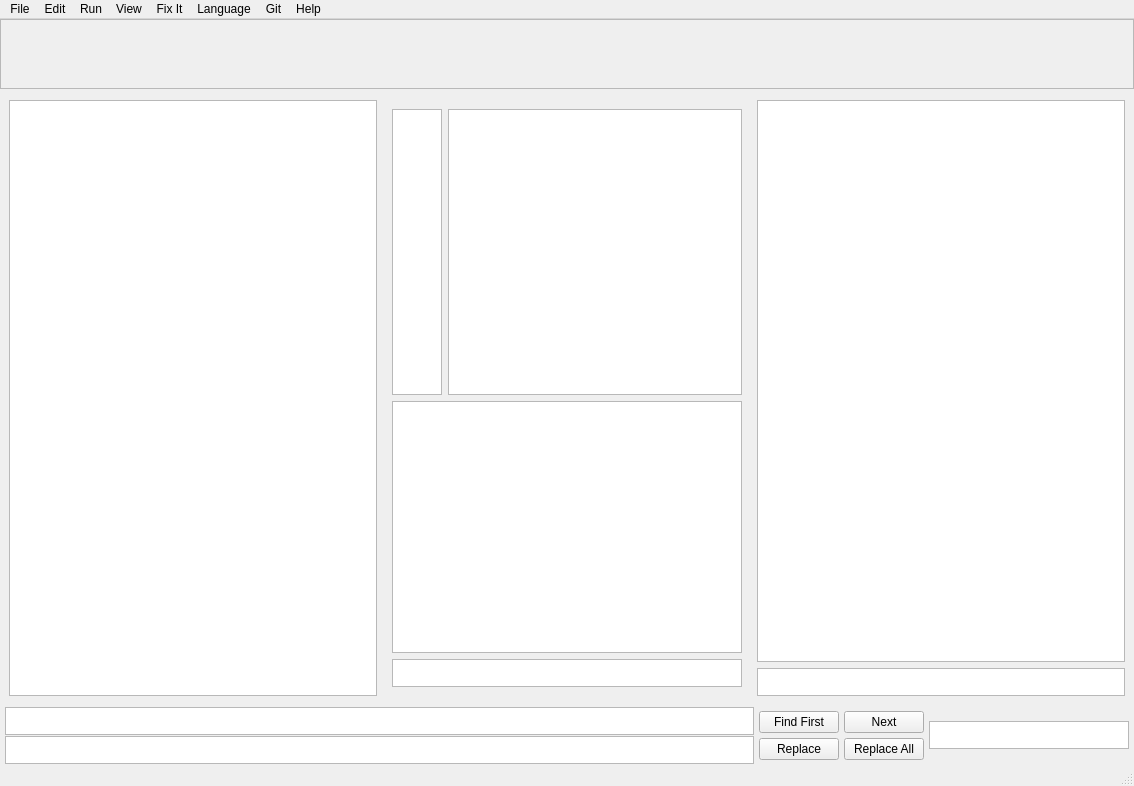
Above: mainwindow.ui from AdamJosephMather/CodeWizard before the change. Below: the same form after it.
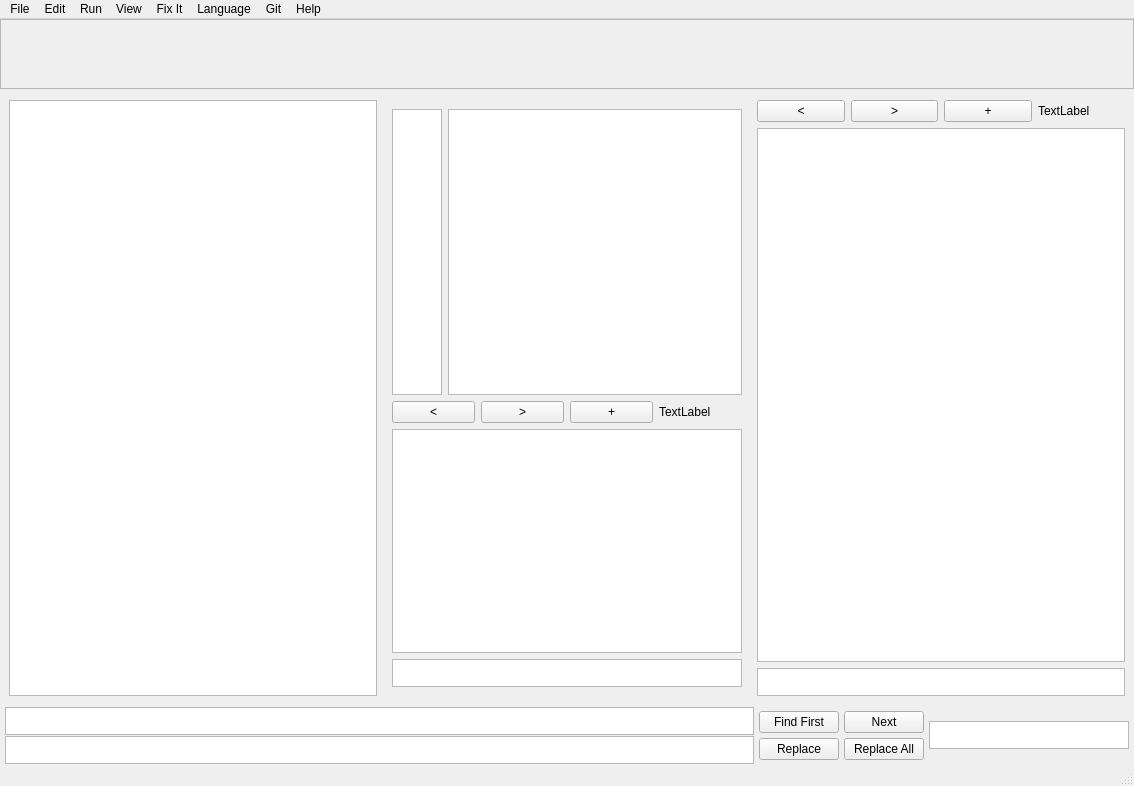
That is the form after the change. Custom widgets are drawn as their Qt base class.

```diff
--- a/mainwindow.ui
+++ b/mainwindow.ui
@@ -149,6 +149,44 @@
             </item>
             <item>
              <layout class="QVBoxLayout" name="verticalLayout_8">
+              <item>
+               <layout class="QHBoxLayout" name="horizontalLayout_6">
+                <item>
+                 <widget class="QPushButton" name="prevTerm2">
+                  <property name="text">
+                   <string>&lt;</string>
+                  </property>
+                 </widget>
+                </item>
+                <item>
+                 <widget class="QPushButton" name="nextTerm2">
+                  <property name="text">
+                   <string>&gt;</string>
+                  </property>
+                 </widget>
+                </item>
+                <item>
+                 <widget class="QPushButton" name="addTerm2">
+                  <property name="sizePolicy">
+                   <sizepolicy hsizetype="Minimum" vsizetype="Fixed">
+                    <horstretch>0</horstretch>
+                    <verstretch>0</verstretch>
+                   </sizepolicy>
+                  </property>
+                  <property name="text">
+                   <string>+</string>
+                  </property>
+                 </widget>
+                </item>
+                <item>
+                 <widget class="QLabel" name="termCnt2">
+                  <property name="text">
+                   <string>TextLabel</string>
+                  </property>
+                 </widget>
+                </item>
+               </layout>
+              </item>
               <item>
                <widget class="QTextEdit" name="textEdit_8">
                 <property name="sizePolicy">
@@ -200,6 +238,38 @@
          </item>
          <item>
           <layout class="QVBoxLayout" name="verticalLayout_5">
+           <item>
+            <layout class="QHBoxLayout" name="horizontalLayout_5">
+             <item>
+              <widget class="QPushButton" name="prevTerm1">
+               <property name="text">
+                <string>&lt;</string>
+               </property>
+              </widget>
+             </item>
+             <item>
+              <widget class="QPushButton" name="nextTerm1">
+               <property name="text">
+                <string>&gt;</string>
+               </property>
+              </widget>
+             </item>
+             <item>
+              <widget class="QPushButton" name="addTerm1">
+               <property name="text">
+                <string>+</string>
+               </property>
+              </widget>
+             </item>
+             <item>
+              <widget class="QLabel" name="termCnt1">
+               <property name="text">
+                <string>TextLabel</string>
+               </property>
+              </widget>
+             </item>
+            </layout>
+           </item>
            <item>
             <widget class="QTextEdit" name="textEdit_6">
              <property name="sizePolicy">
```
